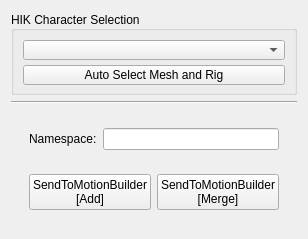
The window that UI/MayaToMobo.ui (jazzboysc/SERiggingTools) describes before a commit, drawn with Qt 5.
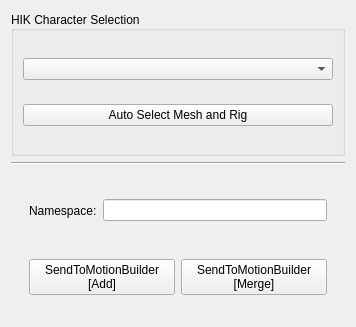
The same window after the commit.

What changed in the file:
```diff
--- a/UI/MayaToMobo.ui
+++ b/UI/MayaToMobo.ui
@@ -6,10 +6,16 @@
    <rect>
     <x>0</x>
     <y>0</y>
-    <width>300</width>
-    <height>239</height>
+    <width>356</width>
+    <height>327</height>
    </rect>
   </property>
+  <property name="sizePolicy">
+   <sizepolicy hsizetype="MinimumExpanding" vsizetype="MinimumExpanding">
+    <horstretch>0</horstretch>
+    <verstretch>0</verstretch>
+   </sizepolicy>
+  </property>
   <property name="windowTitle">
    <string>Form</string>
   </property>
```
